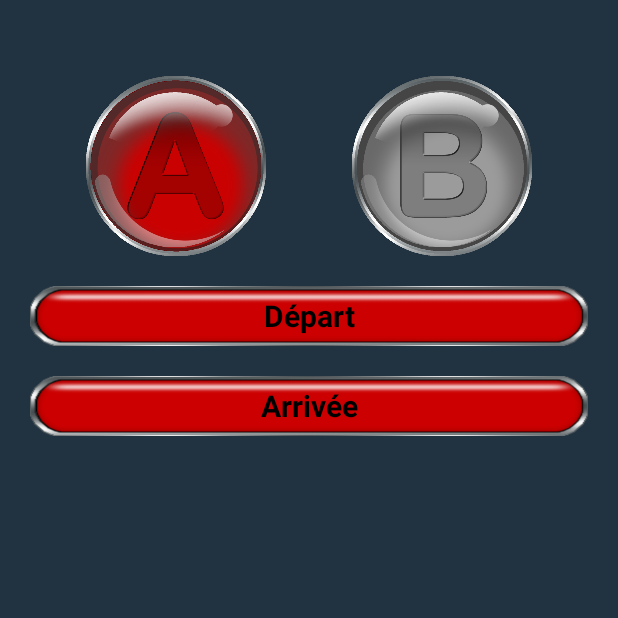
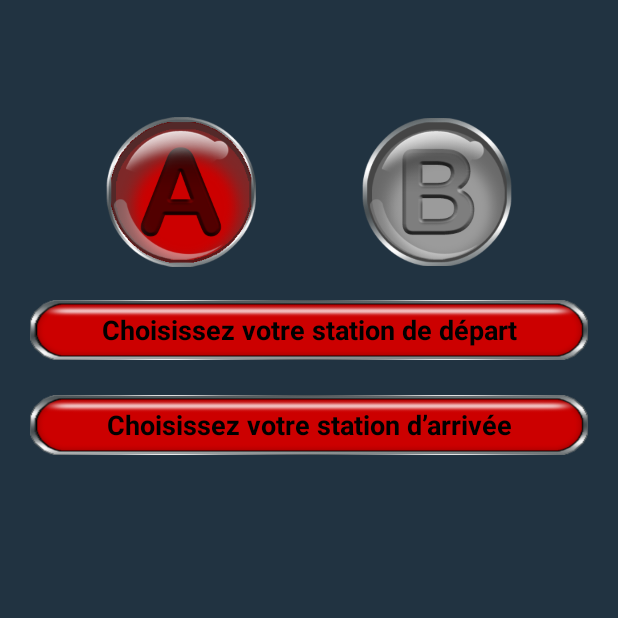
Before and after one commit to YvesToiser/metro-station-exit-finder, an Android app: the screen it shows after launch (MainActivity), on a phone screen of 412 x 824 dp, the top half of it. Run offline under Robolectric (Android 15) with nearby library versions, the light colour scheme and no system bars.

Commit message:
graphic adjustment for little screens A&B buttons new drawables New placeholder for spinner

```diff
--- a/app/build.gradle
+++ b/app/build.gradle
@@ -11,8 +11,8 @@ android {
         applicationId "com.toiser.myapp"
         minSdkVersion 16
         targetSdkVersion 28
-        versionCode 6
-        versionName "0.2.1"
+        versionCode 7
+        versionName "0.2.2"
         testInstrumentationRunner "androidx.test.runner.AndroidJUnitRunner"
     }
     buildTypes {
--- a/app/src/main/java/com/toiser/myapp/MetroStationEnum.kt
+++ b/app/src/main/java/com/toiser/myapp/MetroStationEnum.kt
@@ -2,8 +2,8 @@ package com.toiser.myapp
 
 enum class MetroStationEnum (val stationName: String){
 
-    DEPART ("Départ"),
-    ARRIVEE ("Arrivée"),
+    DEPART ("Choisissez votre station de départ"),
+    ARRIVEE ("Choisissez votre station d’arrivée"),
 
     // Line A
     BASSO ("Basso Cambo"),
--- a/app/src/main/res/layout/activity_main.xml
+++ b/app/src/main/res/layout/activity_main.xml
@@ -20,7 +20,8 @@
         <androidx.constraintlayout.widget.ConstraintLayout
             android:id="@+id/lines_choice_layout"
             android:layout_width="match_parent"
-            android:layout_height="120dp"
+            android:layout_height="100dp"
+            android:layout_marginTop="10dp"
             app:layout_constraintBottom_toTopOf="@+id/departure_spinner"
             app:layout_constraintEnd_toEndOf="parent"
             app:layout_constraintStart_toStartOf="parent"
@@ -28,8 +29,8 @@
 
             <ImageButton
                 android:id="@+id/A_line_button"
-                android:layout_width="120dp"
-                android:layout_height="120dp"
+                android:layout_width="100dp"
+                android:layout_height="100dp"
                 android:layout_marginStart="20dp"
                 android:layout_marginLeft="20dp"
                 android:layout_marginEnd="10dp"
@@ -45,8 +46,8 @@
 
             <ImageButton
                 android:id="@+id/B_line_button"
-                android:layout_width="120dp"
-                android:layout_height="120dp"
+                android:layout_width="100dp"
+                android:layout_height="100dp"
                 android:layout_marginStart="10dp"
                 android:layout_marginLeft="10dp"
                 android:layout_marginEnd="20dp"
@@ -116,7 +117,7 @@
             android:layout_height="70dp"
             android:layout_marginStart="40dp"
             android:layout_marginLeft="40dp"
-            android:layout_marginTop="20dp"
+            android:layout_marginTop="5dp"
             android:layout_marginEnd="40dp"
             android:layout_marginRight="40dp"
             android:layout_marginBottom="5dp"
@@ -199,7 +200,7 @@
             android:layout_marginTop="5dp"
             android:layout_marginEnd="40dp"
             android:layout_marginRight="40dp"
-            android:layout_marginBottom="20dp"
+            android:layout_marginBottom="5dp"
             app:layout_constraintBottom_toBottomOf="parent"
             app:layout_constraintEnd_toEndOf="parent"
             app:layout_constraintStart_toStartOf="parent"
@@ -232,7 +233,7 @@
     <androidx.constraintlayout.widget.ConstraintLayout
         android:id="@+id/bottom_layout"
         android:layout_width="match_parent"
-        android:layout_height="120dp"
+        android:layout_height="90dp"
         app:layout_constraintBottom_toBottomOf="parent"
         app:layout_constraintEnd_toEndOf="parent"
         app:layout_constraintHorizontal_bias="1.0"
@@ -242,7 +243,7 @@
         <ImageView
             android:id="@+id/imageViewLine"
             android:layout_width="match_parent"
-            android:layout_height="100dp"
+            android:layout_height="70dp"
             android:layout_marginStart="20dp"
             android:layout_marginLeft="20dp"
             android:layout_marginEnd="20dp"
--- a/app/src/main/res/layout/spinner_item.xml
+++ b/app/src/main/res/layout/spinner_item.xml
@@ -6,7 +6,7 @@
     android:layout_width="match_parent"
     android:layout_height="wrap_content"
     android:textColor="#000"
-    android:textSize="20sp"
+    android:textSize="18sp"
     android:textStyle="bold"
     android:ellipsize="marquee"
     android:textAlignment="inherit"/>
```
Also changed, not shown: app/src/main/res/drawable/a_active.png, app/src/main/res/drawable/a_inactive.png, app/src/main/res/drawable/b_active.png, app/src/main/res/drawable/b_inactive.png.
